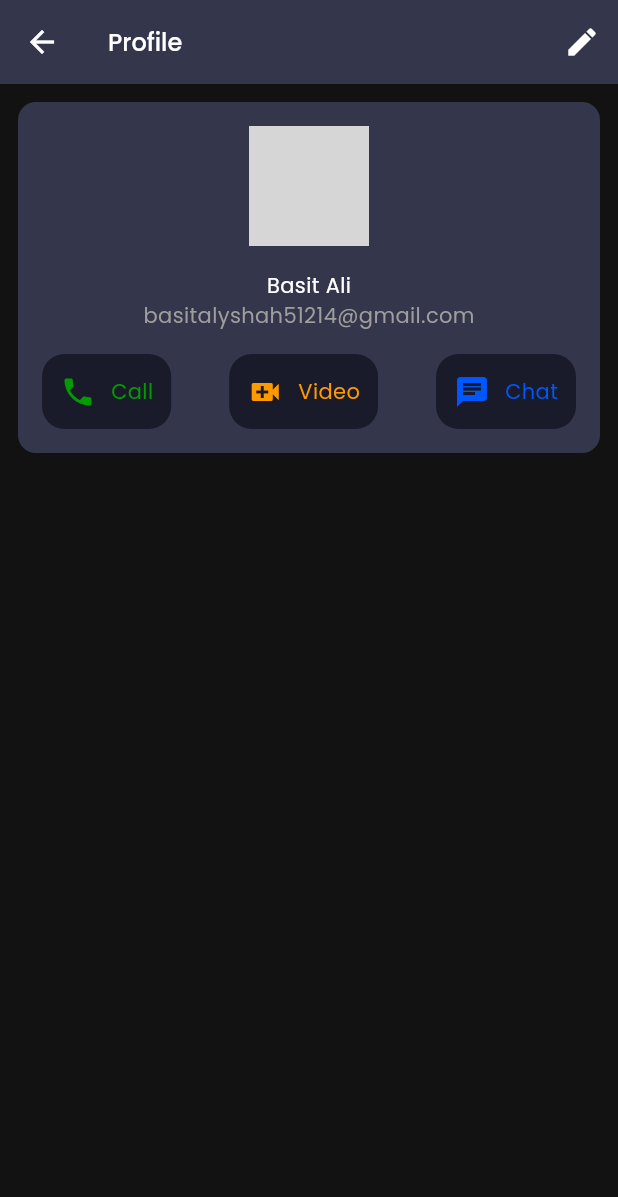
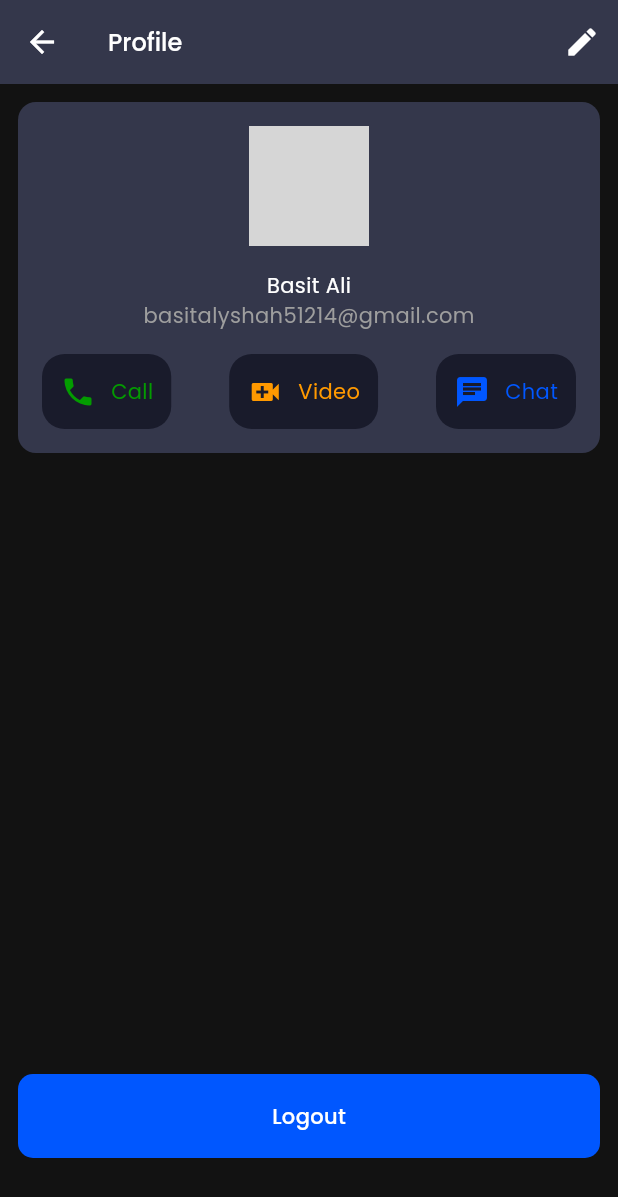
Before and after one commit to ba138/raybayta, a Flutter app: the ProfileScreen screen opened by its route, on a phone screen of 412 x 824 dp. Shown: the top 1197 px of the screen. Run offline on Flutter 3.47's test engine with Material 3 defaults, Android fonts, the phone set to English and light mode, and no system bars; our stand-ins replace firebase_auth, firebase_core, get, google_fonts, slide_to_act; accounts and stored records are empty; network calls fail; grey boxes are pictures that could not be loaded.

Commit message:
changes to add logout button in profile screen

```diff
--- a/lib/Screens/profile/profile_screen.dart
+++ b/lib/Screens/profile/profile_screen.dart
@@ -4,6 +4,7 @@ import 'package:google_fonts/google_fonts.dart';
 import 'package:raybayta/Configs/colors.dart';
 
 import 'package:raybayta/Screens/profile/Widgets/userInfo_widget.dart';
+import 'package:raybayta/Widgets/primary_button.dart';
 
 class ProfileScreen extends StatelessWidget {
   const ProfileScreen({super.key});
@@ -31,12 +32,17 @@ class ProfileScreen extends StatelessWidget {
               icon: const Icon(Icons.edit))
         ],
       ),
-      body: const SafeArea(
+      body: SafeArea(
           child: Padding(
-        padding: EdgeInsets.all(12.0),
+        padding: const EdgeInsets.all(12.0),
         child: Column(
           children: [
-            UserinfoWidget(),
+            const UserinfoWidget(),
+            const Spacer(),
+            PrimaryButton(title: "Logout", ontap: () {}),
+            const SizedBox(
+              height: 40,
+            ),
           ],
         ),
       )),
```
